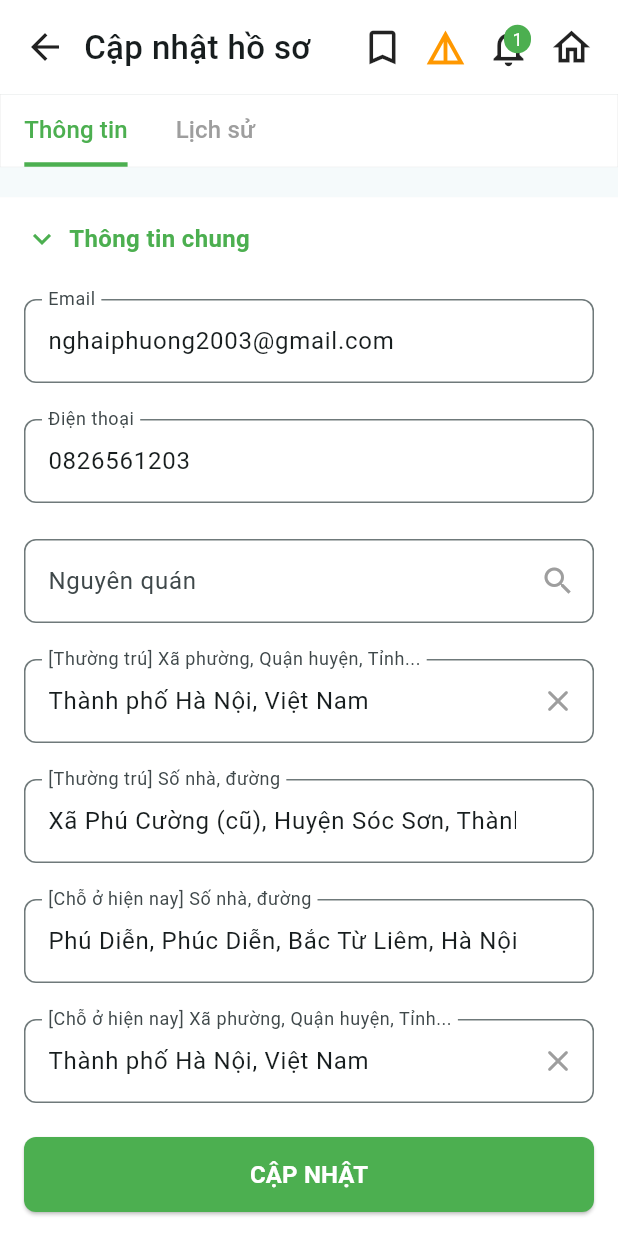
After one commit to NgHaiPhuong/demo_1office, a Flutter app: the UpdateFilePage screen opened directly, on a phone screen of 412 x 824 dp. The commit adds this screen. Run offline on Flutter 3.47's test engine with Material 3 defaults, Android fonts, the light colour scheme and no system bars; drawn by our look-alikes of calendar_view; our stand-ins replace dio, dropdown_button2, flutter_bloc, get_it, pin_code_fields; missing offline and left inert: dart:ffi.

```diff
--- a/lib/core/utils/no_data.dart
+++ b/lib/core/utils/no_data.dart
@@ -2,8 +2,9 @@
 import 'package:flutter/material.dart';
 
 class NoData extends StatelessWidget {
+  final String? message;
 
-  const NoData({super.key});
+  const NoData({super.key, this.message});
 
   @override
   Widget build(BuildContext context) {
@@ -15,7 +16,7 @@ class NoData extends StatelessWidget {
         children: [
           Icon(Icons.event_note, size: 50, color: Colors.grey),
           SizedBox(width: 20),
-          Text("Không tìm thấy kết quả nào", style: TextStyle(color: Colors.grey, fontSize: 16))
+          Text(message ?? "Không tìm thấy kết quả nào", style: TextStyle(color: Colors.grey, fontSize: 16))
         ],
       ),
     );
--- a/lib/features/presentation/home/widget/home_header.dart
+++ b/lib/features/presentation/home/widget/home_header.dart
@@ -5,7 +5,8 @@ import '../page/home_page.dart';
 
 class HomeHeader extends StatelessWidget {
   final String userName;
-  const HomeHeader({super.key, required this.userName});
+  final bool isUpdateFile;
+  const HomeHeader({super.key, required this.userName, this.isUpdateFile = false});
 
   @override
   Widget build(BuildContext context) {
@@ -22,7 +23,7 @@ class HomeHeader extends StatelessWidget {
                 ),
               );
             },
-            child: const Icon(Icons.grid_view_outlined, size: 28),
+            child: Icon(isUpdateFile ? Icons.arrow_back : Icons.grid_view_outlined, size: 28),
           ),
           const SizedBox(width: 12),
           Expanded(
--- /dev/null
+++ b/lib/features/presentation/update_file/page/update_file_page.dart
@@ -0,0 +1,58 @@
+import 'package:demo_1office/features/presentation/update_file/widget/Info_tab.dart';
+import 'package:flutter/material.dart';
+
+import '../../home/widget/home_header.dart';
+
+class UpdateFilePage extends StatelessWidget {
+  const UpdateFilePage({super.key});
+
+  @override
+  Widget build(BuildContext context) {
+    return DefaultTabController(
+      initialIndex: 0,
+      length: 2,
+      child: Scaffold(
+        backgroundColor: Colors.grey[200],
+        body: SafeArea(
+          child: Column(
+            children: [
+              const HomeHeader(userName: 'Cập nhật hồ sơ', isUpdateFile: true),
+              _buildTabBar(),
+              Expanded(child: TabBarView(children: [
+                InfoTab(),
+              ])),
+            ],
+          ),
+        ),
+      ),
+    );
+  }
+
+  Widget _buildTabBar() {
+    return Material(
+      child: Container(
+        width: double.infinity,
+        margin: const EdgeInsets.only(bottom: 20),
+        decoration: BoxDecoration(
+          color: Colors.white,
+          border: BoxBorder.all(width: 0.2, color: Colors.grey.shade300),
+        ),
+        child: TabBar(
+          isScrollable: true,
+          labelColor: Colors.green,
+          indicatorColor: Colors.green,
+          tabAlignment: TabAlignment.start,
+          indicator: const UnderlineTabIndicator(
+            borderSide: BorderSide(color: Colors.green, width: 3),
+          ),
+          unselectedLabelColor: Colors.grey,
+          dividerHeight: 0,
+          tabs: const [
+            Tab(child: Text("Thông tin", style: TextStyle(fontSize: 16))),
+            Tab(child: Text("Lịch sử", style: TextStyle(fontSize: 16))),
+          ],
+        ),
+      ),
+    );
+  }
+}
--- /dev/null
+++ b/lib/features/presentation/update_file/widget/Info_tab.dart
@@ -0,0 +1,162 @@
+import 'package:flutter/material.dart';
+
+class InfoTab extends StatefulWidget {
+  const InfoTab({super.key});
+
+  @override
+  State<InfoTab> createState() => _InfoTab();
+}
+
+class _InfoTab extends State<InfoTab> {
+  @override
+  Widget build(BuildContext context) {
+    return Stack(
+      children: [
+        SingleChildScrollView(
+          scrollDirection: Axis.vertical,
+          child: Column(
+            crossAxisAlignment: CrossAxisAlignment.start,
+            children: [
+              _buildGeneralInfo(),
+              SizedBox(height: 18),
+              _buildFamilyInfo(),
+              SizedBox(height: 18),
+
+              SizedBox(height: 55),
+            ],
+          ),
+        ),
+
+        Align(
+          alignment: Alignment.bottomCenter,
+          child: Container(
+            color: Colors.white,
+            padding: const EdgeInsets.all(16),
+            child: SizedBox(
+              width: double.infinity,
+              height: 50,
+              child: ElevatedButton(
+                onPressed: () {},
+                style: ElevatedButton.styleFrom(
+                  backgroundColor: Colors.green,
+                  shape: RoundedRectangleBorder(
+                    borderRadius: BorderRadius.circular(8),
+                  ),
+                ),
+                child: const Text(
+                  "CẬP NHẬT",
+                  style: TextStyle(fontSize: 16, color: Colors.white, fontWeight: FontWeight.bold),
+                ),
+              ),
+            ),
+          ),
+        )
+      ],
+    );
+  }
+
+  Widget _buildFamilyInfo() {
+    return Container(
+      color: Colors.white,
+      padding: const EdgeInsets.all(16),
+      child: Column(
+        crossAxisAlignment: CrossAxisAlignment.start,
+        children: [
+          _buildHeader("Thông tin chung"),
+          const SizedBox(height: 16),
+          _buildTextField(label: "Email", value: "nghaiphuong2003@gmail.com"),
+          _buildTextField(label: "Điện thoại", value: "0826561203"),
+          _buildTextField(label: "Nguyên quán", value: '', icon: Icons.search),
+          _buildTextField(
+            label: "[Thường trú] Xã phường, Quận huyện, Tỉnh...",
+            value: "Thành phố Hà Nội, Việt Nam",
+            icon: Icons.clear_rounded,
+          ),
+          _buildTextField(
+            label: "[Thường trú] Số nhà, đường",
+            value: "Xã Phú Cường (cũ), Huyện Sóc Sơn, Thành phố Hà Nội",
+          ),
+          _buildTextField(
+            label: "[Chỗ ở hiện nay] Số nhà, đường",
+            value: "Phú Diễn, Phúc Diễn, Bắc Từ Liêm, Hà Nội",
+          ),
+          _buildTextField(
+            label: "[Chỗ ở hiện nay] Xã phường, Quận huyện, Tỉnh...",
+            value: "Thành phố Hà Nội, Việt Nam",
+            icon: Icons.clear_rounded,
+          ),
+        ],
+      ),
+    );
+  }
+
+  Widget _buildGeneralInfo() {
+    return Container(
+      color: Colors.white,
+      padding: const EdgeInsets.all(16),
+      child: Column(
+        crossAxisAlignment: CrossAxisAlignment.start,
+        children: [
+          _buildHeader("Thông tin chung"),
+          const SizedBox(height: 16),
+          _buildTextField(label: "Email", value: "nghaiphuong2003@gmail.com"),
+          _buildTextField(label: "Điện thoại", value: "0826561203"),
+          _buildTextField(label: "Nguyên quán", value: '', icon: Icons.search),
+          _buildTextField(
+            label: "[Thường trú] Xã phường, Quận huyện, Tỉnh...",
+            value: "Thành phố Hà Nội, Việt Nam",
+            icon: Icons.clear_rounded,
+          ),
+          _buildTextField(
+            label: "[Thường trú] Số nhà, đường",
+            value: "Xã Phú Cường (cũ), Huyện Sóc Sơn, Thành phố Hà Nội",
+          ),
+          _buildTextField(
+            label: "[Chỗ ở hiện nay] Số nhà, đường",
+            value: "Phú Diễn, Phúc Diễn, Bắc Từ Liêm, Hà Nội",
+          ),
+          _buildTextField(
+            label: "[Chỗ ở hiện nay] Xã phường, Quận huyện, Tỉnh...",
+            value: "Thành phố Hà Nội, Việt Nam",
+            icon: Icons.clear_rounded,
+          ),
+        ],
+      ),
+    );
+  }
+
+  Widget _buildTextField({
+    required String label,
+    required String value,
+    IconData? icon,
+  }) {
+    return Container(
+      padding: const EdgeInsets.symmetric(vertical: 12),
+      child: TextField(
+        controller: TextEditingController(text: value),
+        decoration: InputDecoration(
+          labelText: label,
+          border: OutlineInputBorder(borderRadius: BorderRadius.circular(8)),
+          suffixIcon: Icon(icon, size: 24, color: Colors.grey),
+        ),
+      ),
+    );
+  }
+
+  Widget _buildHeader(String title) {
+    return Row(
+      children: [
+        const Icon(Icons.keyboard_arrow_down, color: Colors.green),
+        const SizedBox(width: 6),
+        Text(
+          title,
+          style: const TextStyle(
+            color: Colors.green,
+            fontWeight: FontWeight.bold,
+            fontSize: 16,
+          ),
+        ),
+      ],
+    );
+  }
+}
```
Also changed, not shown: lib/features/presentation/personnel_records/bottom_sheet/attach_bottom_sheet.dart (added, +50 -0 lines), lib/features/presentation/personnel_records/bottom_sheet/category_bottom_sheet.dart (added, +59 -0 lines), lib/features/presentation/personnel_records/bottom_sheet/upload_bottom_sheet.dart (added, +47 -0 lines), lib/features/presentation/personnel_records/page/personnel_records_page.dart (+23 -5 lines).
